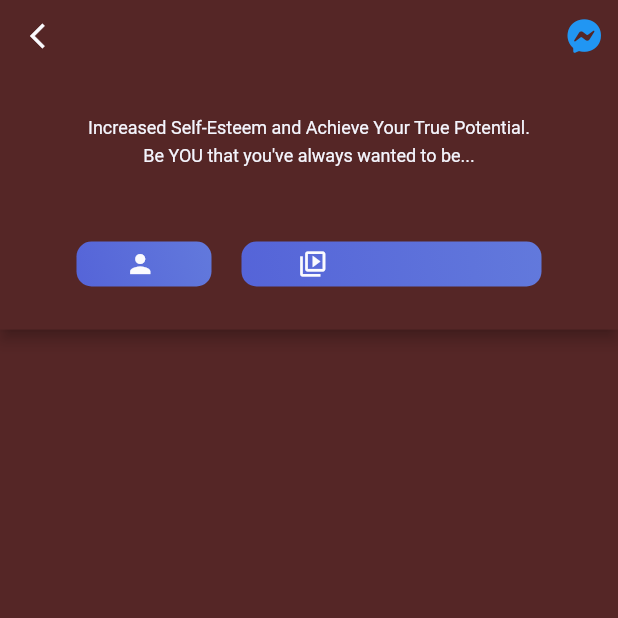
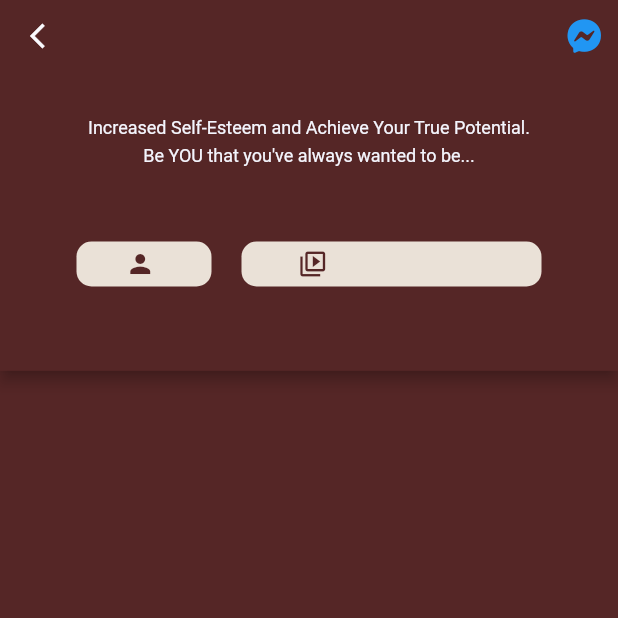
Before and after one commit to AungBoMyint/shwethirikhit, a Flutter app: the VideoInfo screen opened directly with empty values, on a phone screen of 412 x 824 dp, the top half of it. Run offline on Flutter 3.47's test engine with Material 2 defaults, Android fonts, the phone set to English and light mode, and no system bars; our stand-ins replace audioplayers, better_player, cached_network_image, carousel_slider, chewie, cloud_firestore and 33 more; missing offline and left inert: cloud_firestore_web, cloud_functions_web, connectivity_plus_web, firebase_auth_web, firebase_core_web, firebase_messaging_web and 6 more; accounts and stored records are empty.

Commit message:
final update

```diff
--- a/lib/therapy/therapy_video.dart
+++ b/lib/therapy/therapy_video.dart
@@ -46,10 +46,12 @@ class _VideoInfoState extends State<VideoInfo> {
             children: [
               //if not video,top container or video
               Expanded(
-                flex: 4,
+                flex: largerThanMobile(width) ? 4 : 3,
                 child: AppBar(
                   automaticallyImplyLeading: false,
-                  backgroundColor: Color.fromRGBO(85, 38, 38, 1),
+                  backgroundColor: controller.selectedVideo.value == null
+                      ? Color.fromRGBO(85, 38, 38, 1)
+                      : Color(0xFFEAE1D7),
                   excludeHeaderSemantics: true,
                   toolbarHeight: 230,
                   flexibleSpace: FlexibleSpaceBarSettings(
@@ -97,7 +99,7 @@ class _VideoInfoState extends State<VideoInfo> {
               //video list
               Expanded(
                 flex: controller.selectedVideo.value == null
-                    ? (largerThanMobile(width) ? 12 : 11)
+                    ? (largerThanMobile(width) ? 12 : 7)
                     : 4,
                 child: Padding(
                   padding: const EdgeInsets.symmetric(horizontal: 20),
@@ -287,22 +289,24 @@ class NotVideoTopWidget extends StatelessWidget {
               width: 90,
               height: 30,
               decoration: BoxDecoration(
+                color: Color(0xFFEAE1D7),
                 borderRadius: BorderRadius.circular(10),
-                  gradient: LinearGradient(
+                /*  gradient: LinearGradient(
                     colors: [
                       color.AppColor.secondPageContainerGradient1stColor,
                       color.AppColor.secondPageContainerGradient2ndColor
                     ],
                     begin: Alignment.bottomLeft,
                     end: Alignment.topRight,
-                  )),
+                  ) */
+              ),
               child: Row(
                 mainAxisAlignment: MainAxisAlignment.center,
                 children: [
                   Icon(
                     Icons.person,
                     size: 20,
-                    color: color.AppColor.secondPageIconColor,
+                    color: Color.fromRGBO(85, 38, 38, 1),
                   ),
                   SizedBox(
                     width: 5,
@@ -323,22 +327,24 @@ class NotVideoTopWidget extends StatelessWidget {
               width: 200,
               height: 30,
               decoration: BoxDecoration(
+                color: Color(0xFFEAE1D7),
                 borderRadius: BorderRadius.circular(10),
-                  gradient: LinearGradient(
+                /* gradient: LinearGradient(
                     colors: [
                       color.AppColor.secondPageContainerGradient1stColor,
                       color.AppColor.secondPageContainerGradient2ndColor
                     ],
                     begin: Alignment.bottomLeft,
                     end: Alignment.topRight,
-                  )),
+                  ) */
+              ),
               child: Row(
                 mainAxisAlignment: MainAxisAlignment.center,
                 children: [
                   Icon(
                     Icons.video_collection_outlined,
                     size: 20,
-                    color: color.AppColor.secondPageIconColor,
+                    color: Color.fromRGBO(85, 38, 38, 1),
                   ),
                   SizedBox(
                     width: 5,
@@ -352,7 +358,8 @@ class NotVideoTopWidget extends StatelessWidget {
                       softWrap: false,
                       style: TextStyle(
                         fontSize: 14,
-                          color: color.AppColor.secondPageIconColor),
+                        color: Color.fromRGBO(85, 38, 38, 1),
+                      ),
                     ),
                   )
                 ],
@@ -372,7 +379,9 @@ class TopAppBar extends StatelessWidget {
 
   @override
   Widget build(BuildContext context) {
-    return Padding(
+    return Container(
+      color: Color.fromRGBO(85, 38, 38, 1),
+      child: Padding(
         padding: const EdgeInsets.only(left: 20, right: 20),
         child: Row(
           mainAxisAlignment: MainAxisAlignment.spaceBetween,
@@ -389,7 +398,8 @@ class TopAppBar extends StatelessWidget {
               child: ElevatedButton(
                 style: ButtonStyle(
                   alignment: Alignment.center,
-                backgroundColor: MaterialStateProperty.all(Colors.transparent),
+                  backgroundColor:
+                      MaterialStateProperty.all(Colors.transparent),
                   elevation: MaterialStateProperty.resolveWith<double>(
                     // As you said you dont need elevation. I'm returning 0 in both case
                     (Set<MaterialState> states) {
@@ -416,6 +426,7 @@ class TopAppBar extends StatelessWidget {
             ),
           ],
         ),
+      ),
     );
   }
 }
--- a/lib/ui/components/single/lesson_video_player.dart
+++ b/lib/ui/components/single/lesson_video_player.dart
@@ -80,7 +80,7 @@ class _LessonVideoPlayerState extends State<LessonVideoPlayer> {
 
   Widget _videoPlayer() {
     return AspectRatio(
-      aspectRatio: 16 / 9,
+      aspectRatio: 16 / 8,
       child: BetterPlayer(
         controller: _betterPlayerController,
       ),
--- a/lib/utils/utils.dart
+++ b/lib/utils/utils.dart
@@ -102,7 +102,7 @@ String? stringValidator(String key, String? value) {
   }
 }
 
-const MOBILE = 415;
+const MOBILE = 430;
 const TABLET = 524;
 const XTABLET = 800;
 const DESKTOP = 1920;
--- a/lib/vlog/vlog.dart
+++ b/lib/vlog/vlog.dart
@@ -3,6 +3,7 @@ import 'package:chewie/chewie.dart';
 import 'package:flutter/material.dart';
 import 'package:flutter/rendering.dart';
 import 'package:get/get.dart';
+import 'package:kzn/utils/utils.dart';
 import 'package:kzn/vlog/vlog_controller.dart';
 import 'package:shimmer/shimmer.dart';
 import 'dart:developer';
@@ -92,7 +93,7 @@ class Vlog extends GetView<VlogController> {
         body: Column(
           children: [
             Expanded(
-              flex: 4,
+              flex: largerThanMobile(width) ? 4 : 3,
               child: AppBar(
                 excludeHeaderSemantics: true,
                 backgroundColor: Color(0xFFEAE1D7),
@@ -123,6 +124,7 @@ class Vlog extends GetView<VlogController> {
                 ),
               ),
             ),
+            verticalSpace(10),
             Expanded(
               flex: 6,
               child: CustomScrollView(
```
Also changed, not shown: lib/ui/routes/subscription_route.dart (+25 -21 lines), 1 other file. Lines whose indentation alone changed are shown as unchanged.
